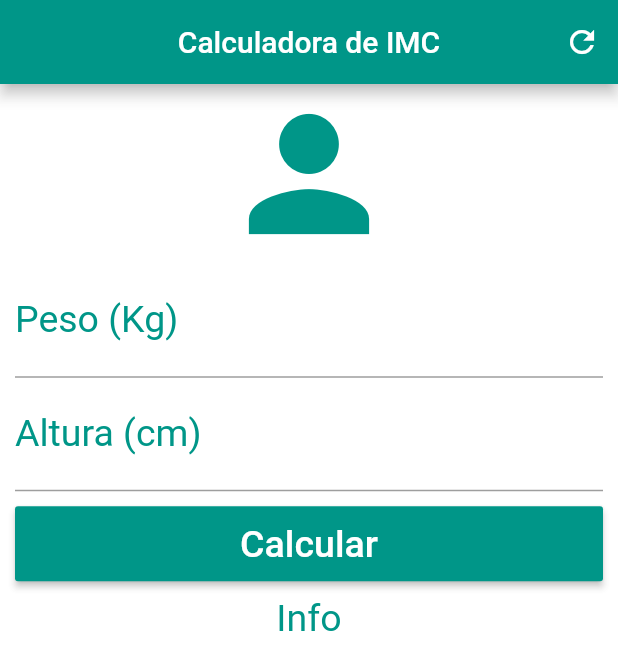
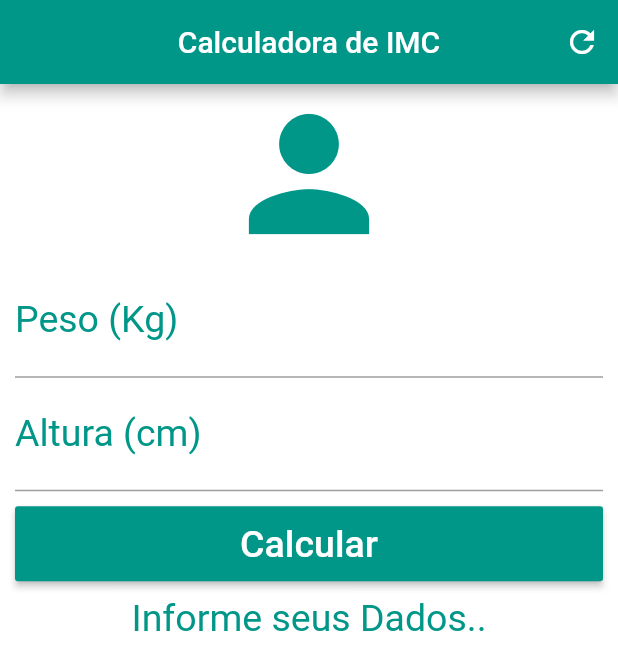
Before and after one commit to lopesdaniel/Mobile-Calculator-IMC, a Flutter app: the screen it shows after launch, after a tap on "Calcular", on a phone screen of 412 x 824 dp. Shown: the top 670 px of the screen. Run offline on Flutter 3.47's test engine with Material 2 defaults, Android fonts, the phone set to English and light mode, and no system bars.

Commit message:
Realizado a lógica do app

```diff
--- a/lib/main.dart
+++ b/lib/main.dart
@@ -10,6 +10,45 @@ class Home extends StatefulWidget {
 }
 
 class _HomeState extends State<Home> {
+  TextEditingController weightController = TextEditingController();
+  TextEditingController heightController = TextEditingController();
+
+  String _infoText = "Informe seus Dados..";
+
+  void _resetFields(){
+    setState(() {
+      weightController.text = "";
+      heightController.text = "";
+      _infoText = "Informe seus Dados..";
+    });
+  }
+
+  void calculate(){
+    setState(() {
+      double weight = double.parse(weightController.text);
+      double height = double.parse(heightController.text) / 100;
+
+      double imc = weight / (height * height);
+
+      if(imc < 18.6){
+        _infoText = "Abaixo do Peso (${imc.toStringAsPrecision(3)})";
+      }else if(imc >= 18.6 && imc < 24.9){
+        _infoText = "Peso Ideal (${imc.toStringAsPrecision(3)})";
+      }else if(imc >= 24.9 && imc < 29.9){
+        _infoText = "Levemente acima do Peso (${imc.toStringAsPrecision(3)})";
+      }else if(imc >= 29.9 && imc < 34.9){
+        _infoText = "Obesidade Grau I (${imc.toStringAsPrecision(3)})";
+      }else if(imc >= 34.9 && imc < 39.9){
+        _infoText = "Obesidade Grau II (${imc.toStringAsPrecision(3)})";
+      }else if(imc >= 40){
+        _infoText = "Obesidade Grau III (${imc.toStringAsPrecision(3)})";
+      }
+    });
+
+
+
+  }
+
   @override
   Widget build(BuildContext context) {
     return Scaffold(
@@ -20,11 +59,11 @@ class _HomeState extends State<Home> {
           actions: <Widget>[
             IconButton(
               icon: Icon(Icons.refresh),
-            onPressed: () {},
+              onPressed: _resetFields,
             )
           ],
         ),
-      backgroundColor: Colors.white70,
+        backgroundColor: Colors.white,
         body: SingleChildScrollView(
           padding: EdgeInsets.fromLTRB(10.0, 0.0, 10.0, 0.0),
           child: Column(
@@ -37,31 +76,33 @@ class _HomeState extends State<Home> {
                       labelText: "Peso (Kg)",
                       labelStyle: TextStyle(color: Colors.teal)),
                   textAlign: TextAlign.center,
-                style: TextStyle(color: Colors.teal, fontSize: 25.0)),
+                  style: TextStyle(color: Colors.teal, fontSize: 25.0),
+                  controller: weightController),
               TextField(
                   keyboardType: TextInputType.number,
                   decoration: InputDecoration(
                       labelText: "Altura (cm)",
                       labelStyle: TextStyle(color: Colors.teal)),
                   textAlign: TextAlign.center,
-                style: TextStyle(color: Colors.teal, fontSize: 25.0)),
+                  style: TextStyle(color: Colors.teal, fontSize: 25.0),
+                  controller: heightController),
               Padding(
                 padding: EdgeInsets.only(top: 10.0, bottom: 10.0),
                 child: Container(
                   height: 50.0,
                   child: RaisedButton(
-                  onPressed: (){},
-                  child: Text("Calcular", style: TextStyle(color: Colors.white, fontSize: 25.0)),
+                    onPressed: calculate,
+                    child: Text("Calcular",
+                        style: TextStyle(color: Colors.white, fontSize: 25.0)),
                     color: Colors.teal,
                   ),
                 ),
               ),
-            Text("Info",
+              Text( _infoText,
                   textAlign: TextAlign.center,
                   style: TextStyle(color: Colors.teal, fontSize: 25.0))
             ],
           ),
-      )
-    );
+        ));
   }
 }
```
Lines whose indentation alone changed are shown as unchanged.
